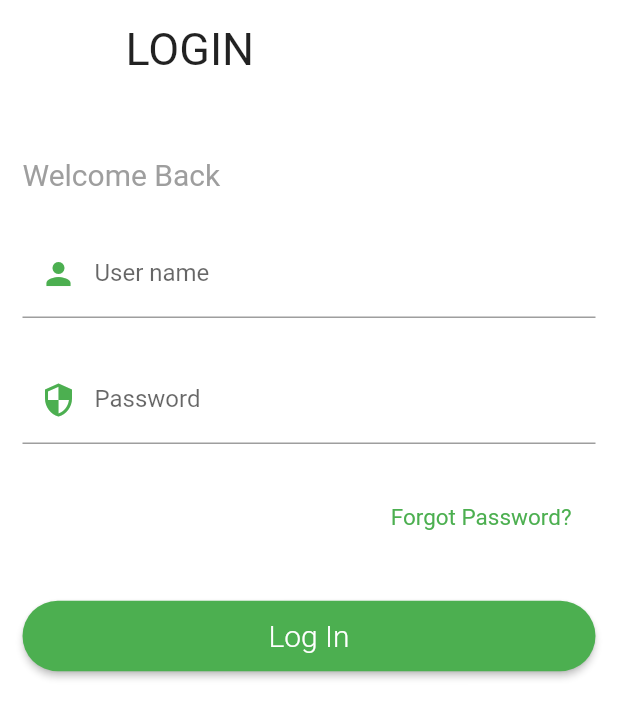
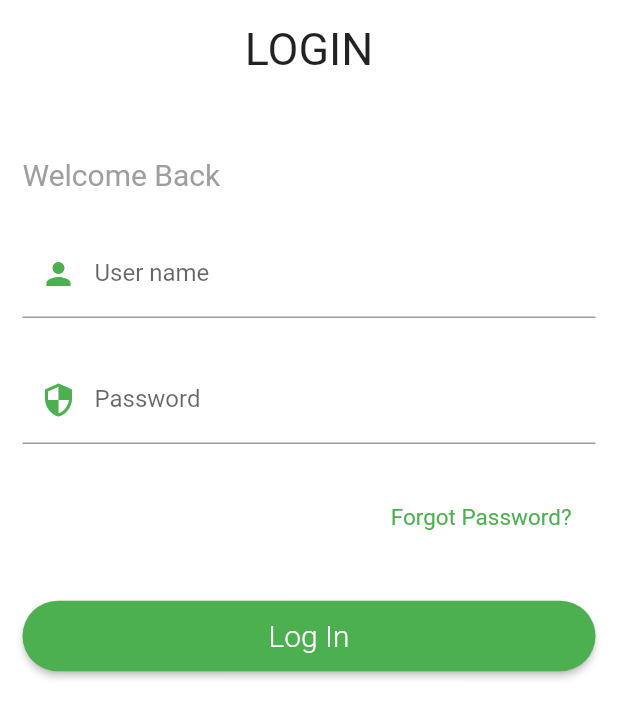
Before and after one commit to minhhieu023/Interview-Requirement, a Flutter app: the screen it shows after launch, on a phone screen of 412 x 824 dp. Shown: the top 718 px of the screen. Run offline on Flutter 3.47's test engine with Material 2 defaults, Android fonts, the phone set to English and light mode, and no system bars; our stand-ins replace sqflite; accounts and stored records are empty.

Commit message:
Update login_screen.dart

```diff
--- a/lib/Views/login_screen.dart
+++ b/lib/Views/login_screen.dart
@@ -77,31 +77,18 @@ class _LoginScreenState extends State<LoginScreen> {
               shrinkWrap: true,
               padding: EdgeInsets.only(left: 15.0, right: 15.0),
               children: <Widget>[
-                Padding(
+                Center(
+                  child: Padding(
                     padding: EdgeInsets.only(top: 15.0),
-                  child: Row(
-                    mainAxisAlignment: MainAxisAlignment.start,
-                    //crossAxisAlignment: CrossAxisAlignment.,
-                    children: <Widget>[
-                      Container(
+                    child: Container(
                       width: 220,
-                        child: Row(
-                            mainAxisAlignment: MainAxisAlignment.spaceBetween,
-                            children: <Widget>[
-                              Padding(
-                                  padding: EdgeInsets.only(
-                                      left: MediaQuery.of(context).size.width /
-                                          6),
                       child: Center(
                           child: Text(
                         'LOGIN',
                         style: TextStyle(
-                                        fontSize: 30,
-                                        fontWeight: FontWeight.w400),
-                                  ))),
-                            ]),
+                            fontSize: 30, fontWeight: FontWeight.w400),
+                      )),
                     ),
-                    ],
                   ),
                 ),
                 SizedBox(
```
Lines whose indentation alone changed are shown as unchanged.
